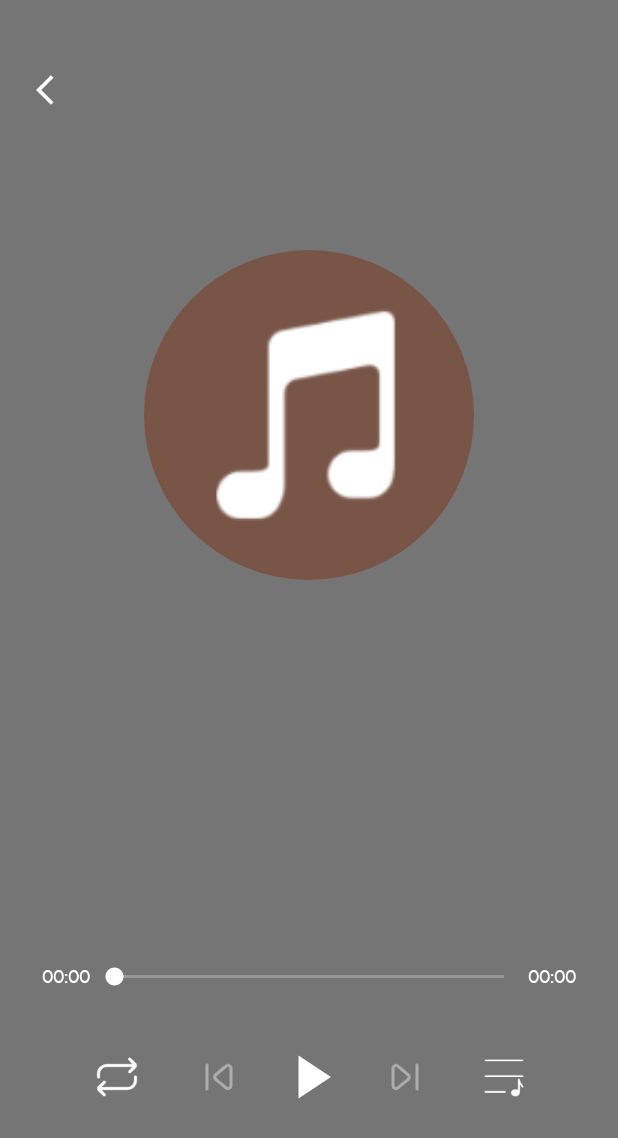
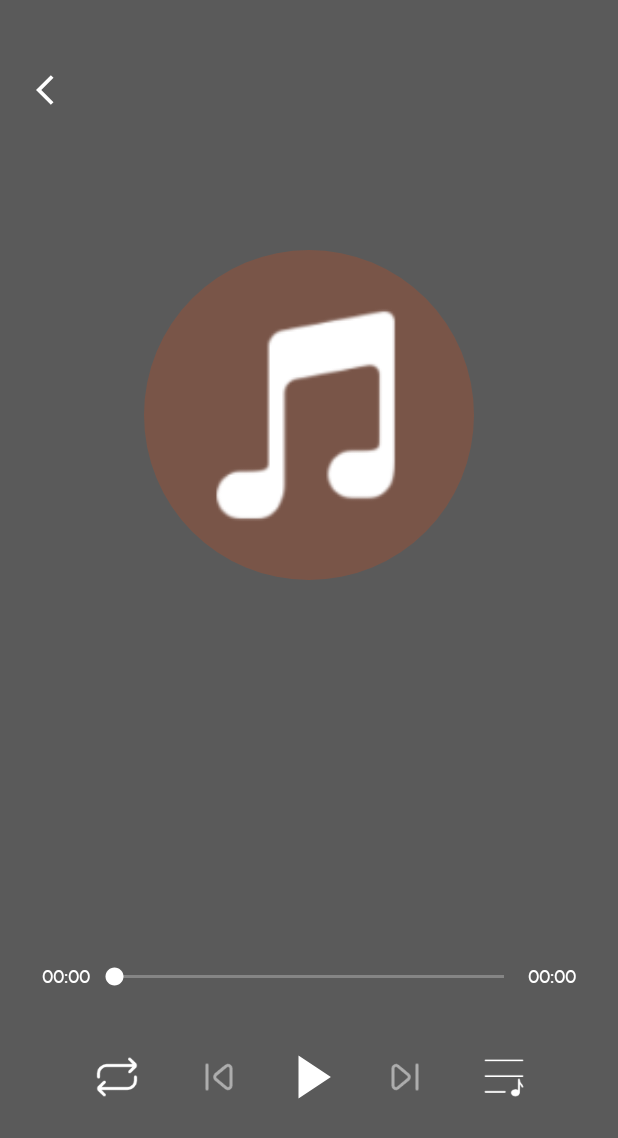
Before and after one commit to FrankHongS/Fantasy, an Android app: the SongDetailActivity screen opened directly, with no data from a screen before it, on a phone screen of 412 x 824 dp. Shown: the top 1138 px of the screen. Run offline under Robolectric (Android 15) with nearby library versions, the phone set to English and light mode, and no system bars; our stand-ins replace CircleImageView; libraries missing offline, so code that uses them is left out: com.frankhon.customview, com.hon.mylogger, jp.wasabeef.glide; plain views replace LyricsView; network calls fail; pictures from the network do not load; 8 statements that could not run were skipped.

Commit message:
优化LyricView

```diff
--- a/app/src/main/java/com/frankhon/fantasymusic/media/AudioPlayer.kt
+++ b/app/src/main/java/com/frankhon/fantasymusic/media/AudioPlayer.kt
@@ -200,7 +200,6 @@ object AudioPlayer {
                 updatePlayerState(PlayerState.RESUMED)
             } else {
                 MyLogger.e("Error to resume playing: $result")
-                showToast("恢复播放失败")
             }
         }
     }
@@ -369,10 +368,11 @@ object AudioPlayer {
             } catch (e: Exception) {
                 e.printStackTrace()
                 MyLogger.e("Error to play: $e")
+                this.errorMsg = "Error to play: ${e.message}"
+                updatePlayerState(PlayerState.ERROR)
             }
         } else {
             MyLogger.e("Error to request playing: $result")
-            showToast("请求播放失败")
         }
     }
 
--- a/app/src/main/java/com/frankhon/fantasymusic/ui/fragments/search/SongDownloader.kt
+++ b/app/src/main/java/com/frankhon/fantasymusic/ui/fragments/search/SongDownloader.kt
@@ -71,6 +71,10 @@ class SongDownloader(private val context: Context) : DefaultLifecycleObserver {
     }
 
     override fun onDestroy(owner: LifecycleOwner) {
+        song?.let {
+            SongDownloadManager.removeSong(it)
+        }
+        downloadManager.remove(downloadId)
         context.unregisterReceiver(downloadCompleteReceiver)
         mainScope.cancel()
     }
--- a/app/src/main/res/layout/activity_song_detail.xml
+++ b/app/src/main/res/layout/activity_song_detail.xml
@@ -76,9 +76,10 @@
             android:id="@+id/lv_lyrics_detail"
             android:layout_width="0dp"
             android:layout_height="0dp"
-            android:layout_marginVertical="16dp"
+            android:layout_marginVertical="8dp"
             android:paddingTop="225dp"
             android:visibility="invisible"
+            app:gradientHeight="96dp"
             app:highlightTextColor="@color/lyricHighlightColor"
             app:layout_constraintBottom_toTopOf="@id/sb_play_progress_detail"
             app:layout_constraintEnd_toEndOf="parent"
--- a/app/src/main/res/values/colors.xml
+++ b/app/src/main/res/values/colors.xml
@@ -6,7 +6,7 @@
     <color name="colorAccent">#9E9E9E</color>
     <color name="colorBackground">#F2F2F2</color>
     <color name="colorContentBackground">#FFFFFF</color>
-    <color name="colorDetailBackground">#AA333333</color>
+    <color name="colorDetailBackground">#CC333333</color>
     <color name="ic_launcher_background">#795548</color>
 
     <color name="colorActionBar">#FFFFFF</color>
--- a/config.gradle
+++ b/config.gradle
@@ -35,7 +35,7 @@ ext.versions = [
         'eventbus'          : '3.1.1',
         'simplechartview'   : '0.0.3',
         'mylogger'          : '1.0.4',
-        'customview'        : 'v1.0.10',
+        'customview'        : 'v1.0.11',
 
         'junit'             : '4.12',
         'test'              : '1.2.0',
```
